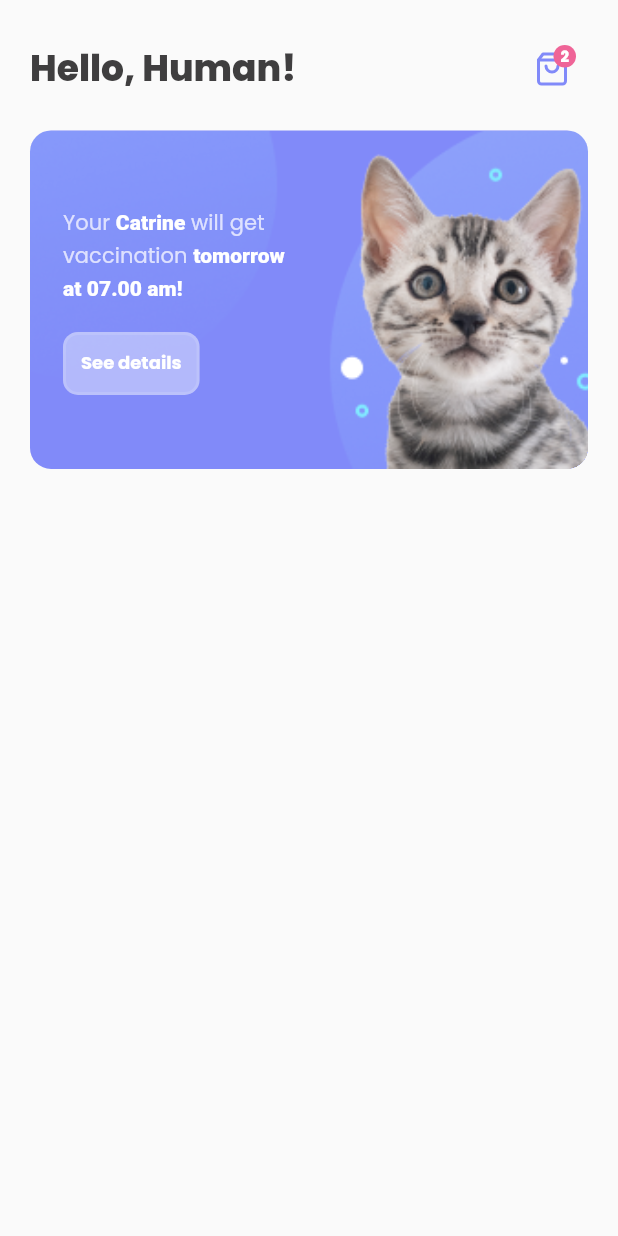
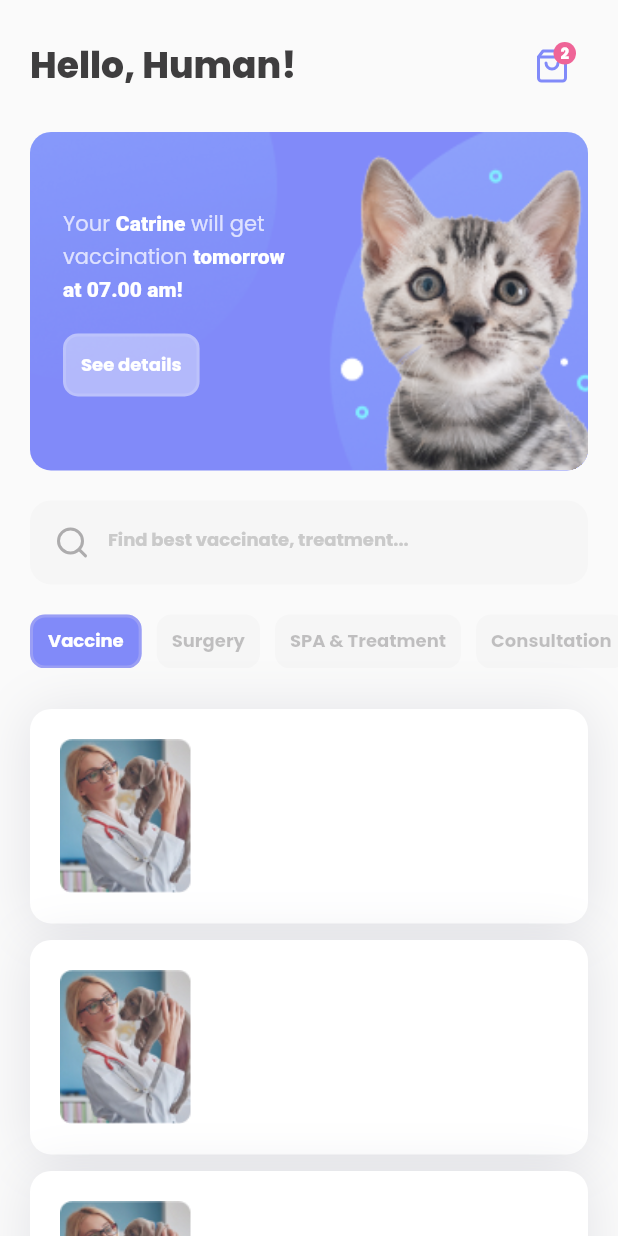
Before and after one commit to pfnazhmi/slicing_healthPet_flutter, a Flutter app: the screen it shows after launch, on a phone screen of 412 x 824 dp. Run offline on Flutter 3.47's test engine with Material 2 defaults, Android fonts, the light colour scheme and no system bars; our stand-ins replace feather_icons, google_fonts.

Commit message:
search, service fitur, doctor

```diff
--- a/lib/main.dart
+++ b/lib/main.dart
@@ -1,4 +1,5 @@
 import 'package:flutter/material.dart';
+import 'package:pet_health/screens/homeScreen.dart';
 import 'package:pet_health/screens/splashScreen.dart';
 
 void main() {
@@ -11,7 +12,7 @@ class MyApp extends StatelessWidget {
   // This widget is the root of your application.
   @override
   Widget build(BuildContext context) {
-    return MaterialApp(
-        debugShowCheckedModeBanner: false, home: const SplashScreen());
+    return const MaterialApp(
+        debugShowCheckedModeBanner: false, home: SplashScreen());
   }
 }
--- /dev/null
+++ b/lib/models/doctor_models.dart
@@ -0,0 +1,32 @@
+import 'package:pet_health/models/service_models.dart';
+
+class DoctorModels {
+  String name;
+  String image;
+  List<String> service;
+  int distance;
+
+  DoctorModels(
+      {required this.name,
+      required this.image,
+      required this.service,
+      required this.distance});
+}
+
+var doctorsList = [
+  DoctorModels(
+      name: "Dr. Stone ",
+      image: "Dr. Stone.jpg",
+      service: [Service.vaccine, Service.surgery],
+      distance: 10),
+  DoctorModels(
+      name: "Dr. Stone ",
+      image: "Dr. Stone.jpg",
+      service: [Service.vaccine, Service.surgery],
+      distance: 10),
+  DoctorModels(
+      name: "Dr. Stone ",
+      image: "Dr. Stone.jpg",
+      service: [Service.vaccine, Service.surgery],
+      distance: 10)
+];
--- /dev/null
+++ b/lib/models/service_models.dart
@@ -0,0 +1,10 @@
+class Service {
+  static String vaccine = "Vaccine";
+  static String surgery = "Surgery";
+  static String spaAndTreatment = "SPA & Treatment";
+  static String consultation = "Consultation";
+
+  static List<String> all() {
+    return [vaccine, surgery, spaAndTreatment, consultation];
+  }
+}
--- a/lib/screens/homeScreen.dart
+++ b/lib/screens/homeScreen.dart
@@ -2,6 +2,10 @@ import 'package:feather_icons/feather_icons.dart';
 import 'package:flutter/material.dart';
 import 'package:flutter/services.dart';
 import 'package:google_fonts/google_fonts.dart';
+import 'package:pet_health/models/doctor_models.dart';
+import 'package:pet_health/models/service_models.dart';
+
+var selectedService = 0;
 
 class HomeScreen extends StatelessWidget {
   const HomeScreen({super.key});
@@ -14,15 +18,122 @@ class HomeScreen extends StatelessWidget {
             child: Column(
       children: [
         const SizedBox(
-          height: 22,
+          height: 20,
         ),
         _greetings(),
         const SizedBox(
-          height: 17,
+          height: 20,
         ),
-        Card()
+        Card(),
+        const SizedBox(
+          height: 20,
+        ),
+        search(),
+        const SizedBox(
+          height: 20,
+        ),
+        serviceHorizontal(),
+        const SizedBox(
+          height: 27,
+        ),
+        doctors()
       ],
     )));
+  }
+
+  ListView doctors() {
+    return ListView.separated(
+        padding: const EdgeInsets.symmetric(horizontal: 20),
+        physics: const NeverScrollableScrollPhysics(),
+        shrinkWrap: true,
+        itemBuilder: (context, index) => doctor(doctorsList[index]),
+        separatorBuilder: (context, index) => const SizedBox(
+              height: 11,
+            ),
+        itemCount: doctorsList.length);
+  }
+
+  Container doctor(DoctorModels doctorModel) {
+    return Container(
+      padding: const EdgeInsets.all(20),
+      decoration: BoxDecoration(
+          color: Colors.white,
+          borderRadius: BorderRadius.circular(14),
+          boxShadow: [
+            BoxShadow(
+                color: const Color(0xFF35385A).withOpacity(.12),
+                blurRadius: 30,
+                offset: const Offset(0, 2))
+          ]),
+      child: Row(
+        children: [
+          Image.asset(
+            'assets/images/${doctorModel.image}',
+            width: 88,
+            height: 103,
+          )
+        ],
+      ),
+    );
+  }
+
+  SizedBox serviceHorizontal() {
+    return SizedBox(
+      height: 36,
+      child: ListView.separated(
+          padding: const EdgeInsets.symmetric(horizontal: 20),
+          scrollDirection: Axis.horizontal,
+          itemBuilder: (context, index) => Container(
+                padding: const EdgeInsets.symmetric(horizontal: 10),
+                decoration: BoxDecoration(
+                    color: selectedService == index
+                        ? const Color(0xFF818AF9)
+                        : const Color(0xFFF6F6F6),
+                    border: selectedService == index
+                        ? Border.all(
+                            color: const Color(0xFFF1E5E5).withOpacity(.22),
+                            width: 2)
+                        : null,
+                    borderRadius: BorderRadius.circular(10)),
+                child: Center(
+                    child: Text(
+                  Service.all()[index],
+                  style: GoogleFonts.poppins(
+                      fontSize: 12,
+                      fontWeight: FontWeight.bold,
+                      color: selectedService == index
+                          ? Colors.white
+                          : const Color(0xFF3F3E3F).withOpacity(.3)),
+                )),
+              ),
+          separatorBuilder: (context, index) => const SizedBox(
+                width: 10,
+              ),
+          itemCount: Service.all().length),
+    );
+  }
+
+  Widget search() {
+    return Container(
+      padding: const EdgeInsets.symmetric(horizontal: 4, vertical: 4),
+      margin: const EdgeInsets.symmetric(horizontal: 20),
+      decoration: BoxDecoration(
+          color: const Color(0xFFF6F6F6),
+          borderRadius: BorderRadius.circular(14)),
+      child: TextFormField(
+          decoration: InputDecoration(
+              border: InputBorder.none,
+              prefixIcon: const Icon(
+                FeatherIcons.search,
+                color: Color(0xFFADACAD),
+              ),
+              hintText: "Find best vaccinate, treatment...",
+              hintStyle: GoogleFonts.poppins(
+                  fontSize: 12,
+                  fontWeight: FontWeight.bold,
+                  color: const Color(0xFFCACACA),
+                  height: 150 / 100))),
+    );
   }
 
   AspectRatio Card() {
@@ -122,7 +233,7 @@ class HomeScreen extends StatelessWidget {
                 height: 15,
                 width: 15,
                 decoration: BoxDecoration(
-                    color: Color(0xFFEF6497),
+                    color: const Color(0xFFEF6497),
                     borderRadius: BorderRadius.circular(15 / 2)),
                 child: Center(
                     child: Text(
--- a/lib/screens/splashScreen.dart
+++ b/lib/screens/splashScreen.dart
@@ -9,10 +9,10 @@ class SplashScreen extends StatelessWidget {
   @override
   Widget build(BuildContext context) {
     SystemChrome.setSystemUIOverlayStyle(SystemUiOverlayStyle.dark);
-    Future.delayed(const Duration(seconds: 5)).then((value) {
+    Future.delayed(const Duration(seconds: 3)).then((value) {
       Navigator.of(context).pushAndRemoveUntil(
           MaterialPageRoute(
-            builder: (context) => HomeScreen(),
+            builder: (context) => const HomeScreen(),
           ),
           (route) => false);
     });
@@ -52,7 +52,7 @@ class SplashScreen extends StatelessWidget {
                             letterSpacing: 3.5 / 100,
                             height: 152 / 100),
                         children: [
-                          TextSpan(
+                          const TextSpan(
                               text: "your bestie\n",
                               style: TextStyle(
                                   color: Colors.white,
```
Also changed, not shown: assets/images/Dr. Stone.jpg (added).
